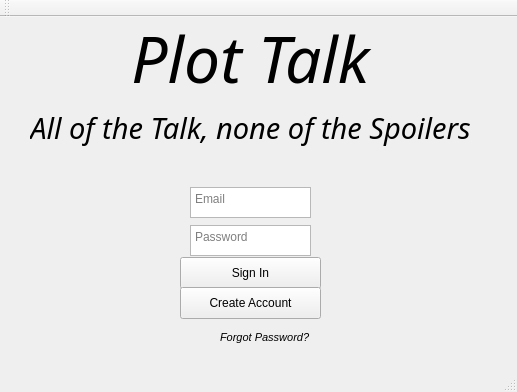
The window that PlotTalk/mainwindow.ui (allanhaywood/CS441) describes before a commit, drawn with Qt 5.
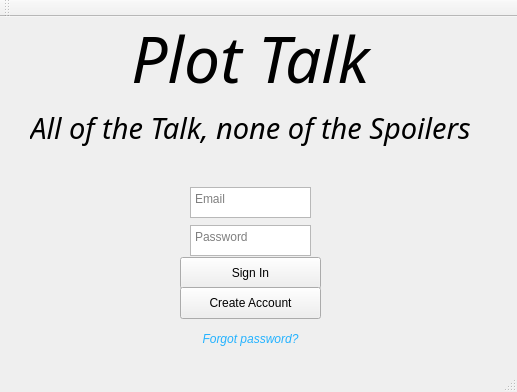
The same window after the commit.

Commit message: NOT-72 Added a form for resetting the password.

Patch:
```diff
--- a/PlotTalk/mainwindow.ui
+++ b/PlotTalk/mainwindow.ui
@@ -126,23 +126,37 @@
      <set>Qt::AlignCenter</set>
     </property>
    </widget>
-   <widget class="QLabel" name="ForgotPwd">
+   <widget class="QPushButton" name="ForgotPassButton">
     <property name="geometry">
      <rect>
-      <x>220</x>
+      <x>200</x>
       <y>310</y>
-      <width>91</width>
-      <height>20</height>
+      <width>101</width>
+      <height>23</height>
      </rect>
     </property>
     <property name="font">
      <font>
-      <pointsize>8</pointsize>
       <italic>true</italic>
      </font>
     </property>
+    <property name="autoFillBackground">
+     <bool>false</bool>
+    </property>
+    <property name="styleSheet">
+     <string notr="true">#ForgotPassButton {
+color: rgb(35, 178, 255);
+}
+#ForgotPassButton:hover{
+color: rgb(20, 110, 255);
+}
+</string>
+    </property>
     <property name="text">
-     <string>Forgot Password?</string>
+     <string>Forgot password?</string>
+    </property>
+    <property name="flat">
+     <bool>true</bool>
     </property>
    </widget>
   </widget>
```
The commit also changes 6 other files.
